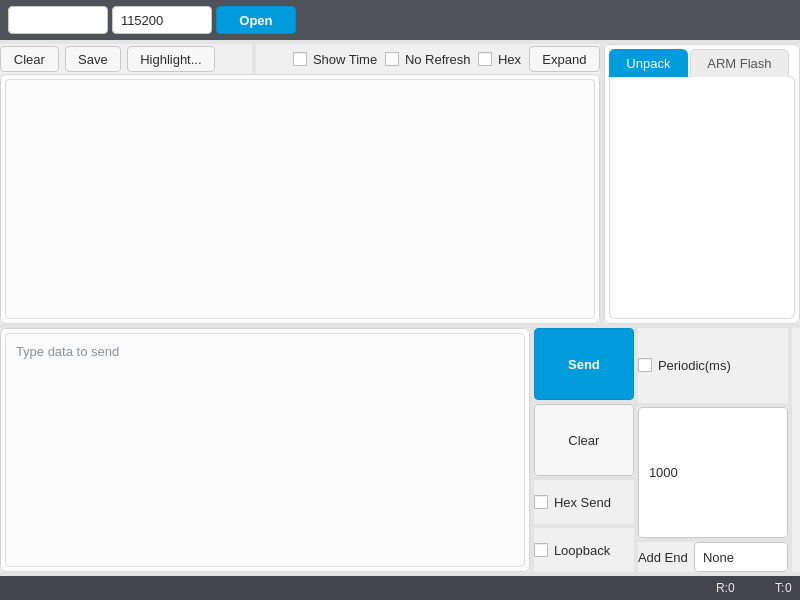
The window that app/serialpanel.ui (rts-component/rts-tools) describes before a commit, drawn with Qt 5.
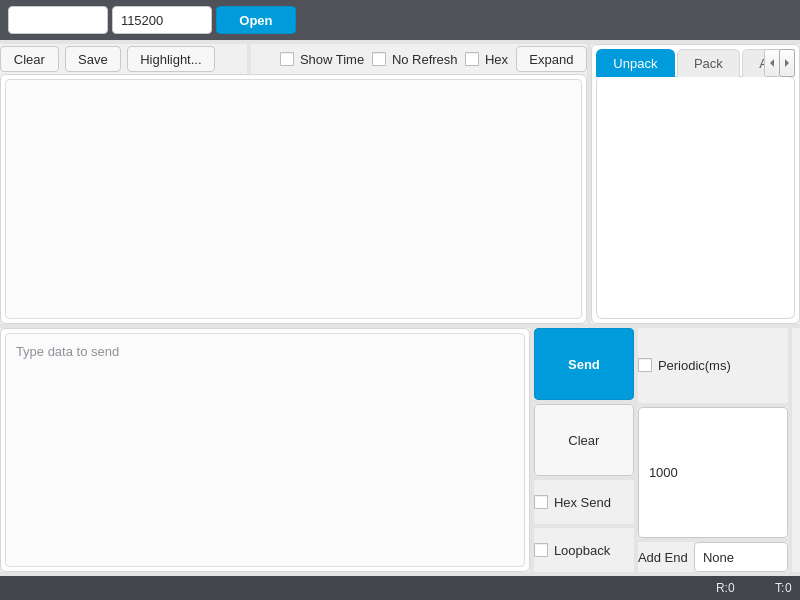
The same window after the commit. Icons and pictures are not drawn. Custom widgets are drawn as their Qt base class.

Commit message: Add Pack send panel and variable-length Data field

Patch:
```diff
--- a/app/serialpanel.ui
+++ b/app/serialpanel.ui
@@ -625,6 +625,11 @@
             <string>Unpack</string>
            </attribute>
           </widget>
+          <widget class="PackPanel" name="packPanel">
+           <attribute name="title">
+            <string>Pack</string>
+           </attribute>
+          </widget>
           <widget class="ArmFlashPanel" name="armFlashPanel">
            <attribute name="title">
             <string>ARM Flash</string>
@@ -1032,6 +1037,11 @@
    <extends>QWidget</extends>
    <header>unpack/unpackpanel.h</header>
   </customwidget>
+  <customwidget>
+   <class>PackPanel</class>
+   <extends>QWidget</extends>
+   <header>pack/packpanel.h</header>
+  </customwidget>
   <customwidget>
    <class>ArmFlashPanel</class>
    <extends>QWidget</extends>
```
The commit also changes 17 other files.
